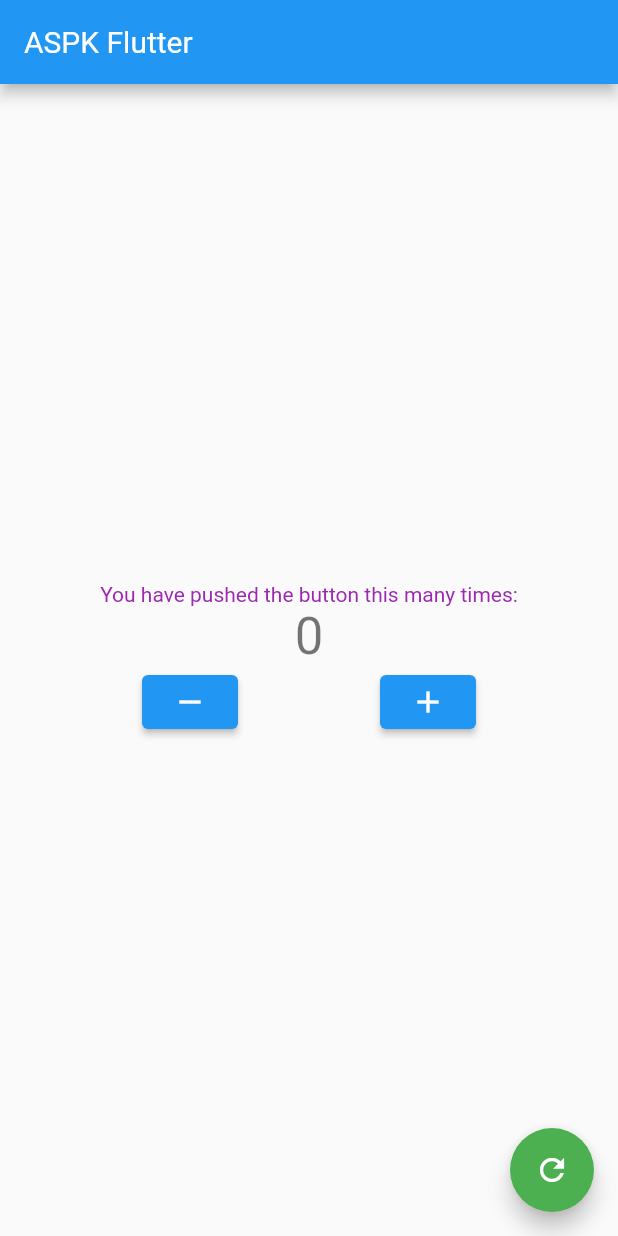
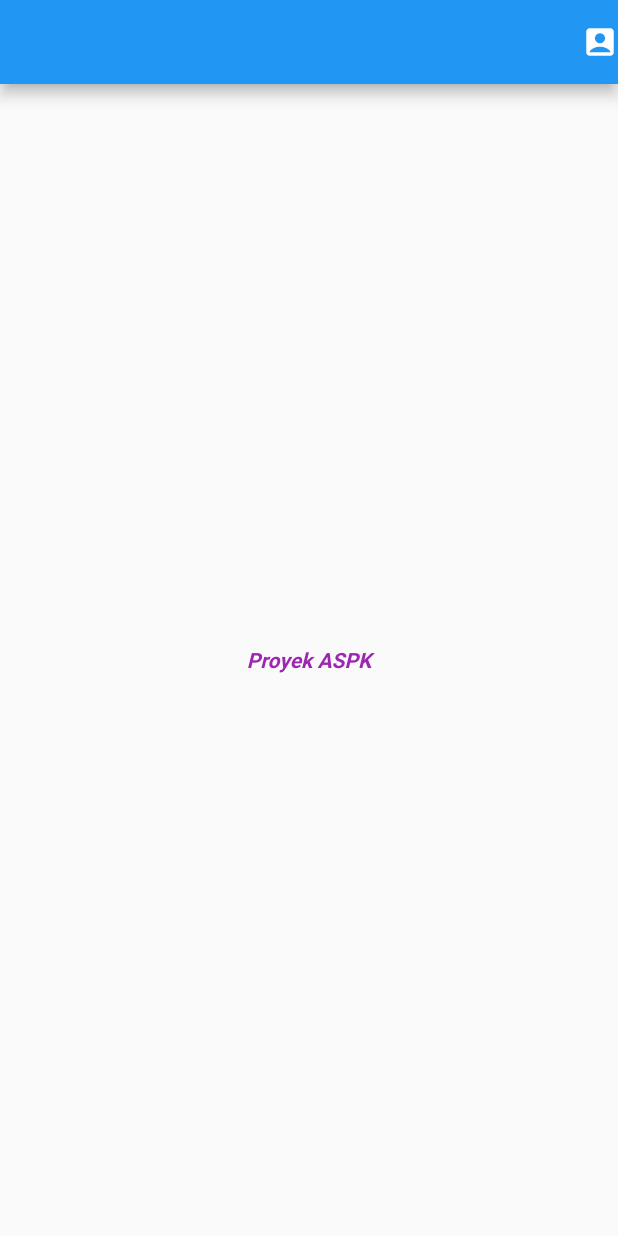
Before and after one commit to Faberroni/flutter_aspk_tembakau, a Flutter app: the screen it shows after launch, on a phone screen of 412 x 824 dp. Run offline on Flutter 3.47's test engine with Material 2 defaults, Android fonts, the phone set to English and light mode, and no system bars.

Commit message:
New homepage

```diff
--- a/lib/Page/home_page.dart
+++ b/lib/Page/home_page.dart
@@ -1,68 +1,29 @@
-// ignore_for_file: file_names
-
+// ignore: file_names
 //Halaman home buat aplikasi penggudangan
 import 'package:flutter/material.dart';
 
-
-class MyHomePage extends StatefulWidget {
+class MyHomePage extends StatelessWidget {
   const MyHomePage({Key? key, required this.title}) : super(key: key);
 
-
   final String title;
-
-  @override
-  State<MyHomePage> createState() => _MyHomePageState();
-}
-
-class _MyHomePageState extends State<MyHomePage> {
-  int _counter = 0;
-  void _decrementCounter() {
-    setState(() => _counter--);
-  }
-  void _incrementCounter() {
-    setState(() => _counter++);
-  }
-  void _resetCounter() {
-    setState(() => _counter = 0);
-  }
 
   @override
   Widget build(BuildContext context) {
     return Scaffold(
       appBar: AppBar(
-        backgroundColor: Theme.of(context).colorScheme.primary,
-        title: Text(widget.title),
+        centerTitle: true,
+        actions: const <Widget>[Icon(Icons.account_box_rounded)],
       ),
-      body: Center(
-        child: Column(
-          mainAxisAlignment: MainAxisAlignment.center,
-          children: <Widget>[
-            const Text(
-              'You have pushed the button this many times:',
-            ),
-            Text(
-              '$_counter',
-              style: Theme.of(context).textTheme.headline4,
-            ),
-            Row(
-              mainAxisAlignment: MainAxisAlignment.spaceEvenly,
-              children: <Widget>[
-                ElevatedButton(
-                  onPressed: _decrementCounter,
-                  child: const Icon(Icons.remove)),
-                ElevatedButton(
-                  onPressed: _incrementCounter,
-                  child: const Icon(Icons.add))
-              ],
-            ),
-          ],
+      body: const Center(
+        child: Text(
+          'Proyek ASPK',
+          textAlign: TextAlign.left,
+          style: TextStyle(
+              fontWeight: FontWeight.bold,
+              fontStyle: FontStyle.italic
+              ),
         ),
       ),
-      floatingActionButton: FloatingActionButton(
-        onPressed: _resetCounter,
-        tooltip: 'Reset counter',
-        child: const Icon(Icons.refresh),
-      ), // This trailing comma makes auto-formatting nicer for build methods.
     );
   }
 }
--- a/lib/main.dart
+++ b/lib/main.dart
@@ -12,7 +12,7 @@ class MyApp extends StatelessWidget {
   @override
   Widget build(BuildContext context) {
     return MaterialApp(
-      title: 'Proyek ASPK',
+      title: 'ASPK Flutter',
       theme: ThemeData(
       fontFamily: 'Roboto',
       colorScheme: ColorScheme.fromSwatch(
```
